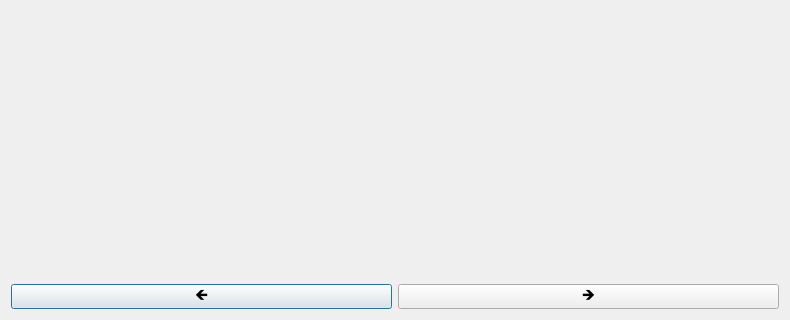
The window that src/core/bookmarksdialog.ui (0xzer0x/quran-companion) describes before a commit, drawn with Qt 5; both pictures show x 0 to 790 and y 363 to 683 of the 790 by 683 pixel window.
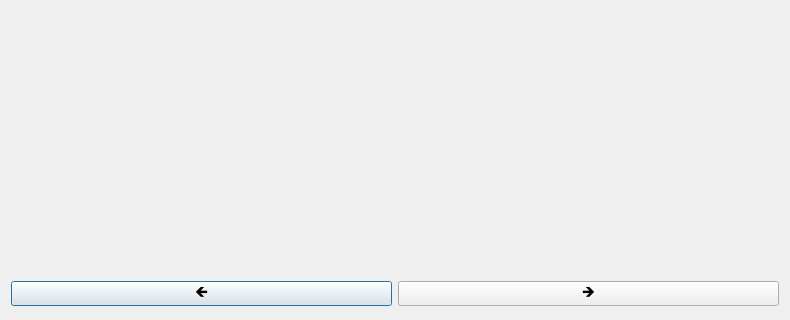
The same window after the commit.

Diff of the .ui file:
```diff
--- a/src/core/bookmarksdialog.ui
+++ b/src/core/bookmarksdialog.ui
@@ -106,7 +106,7 @@
         <x>0</x>
         <y>0</y>
         <width>770</width>
-        <height>576</height>
+        <height>570</height>
        </rect>
       </property>
       <property name="styleSheet">
@@ -146,13 +146,13 @@
        <number>0</number>
       </property>
       <property name="topMargin">
-       <number>0</number>
+       <number>3</number>
       </property>
       <property name="rightMargin">
        <number>0</number>
       </property>
       <property name="bottomMargin">
-       <number>0</number>
+       <number>3</number>
       </property>
       <item>
        <widget class="QPushButton" name="btnNext">
```
Left out of the diff: 5 changed lines with no effect on the pictures.
